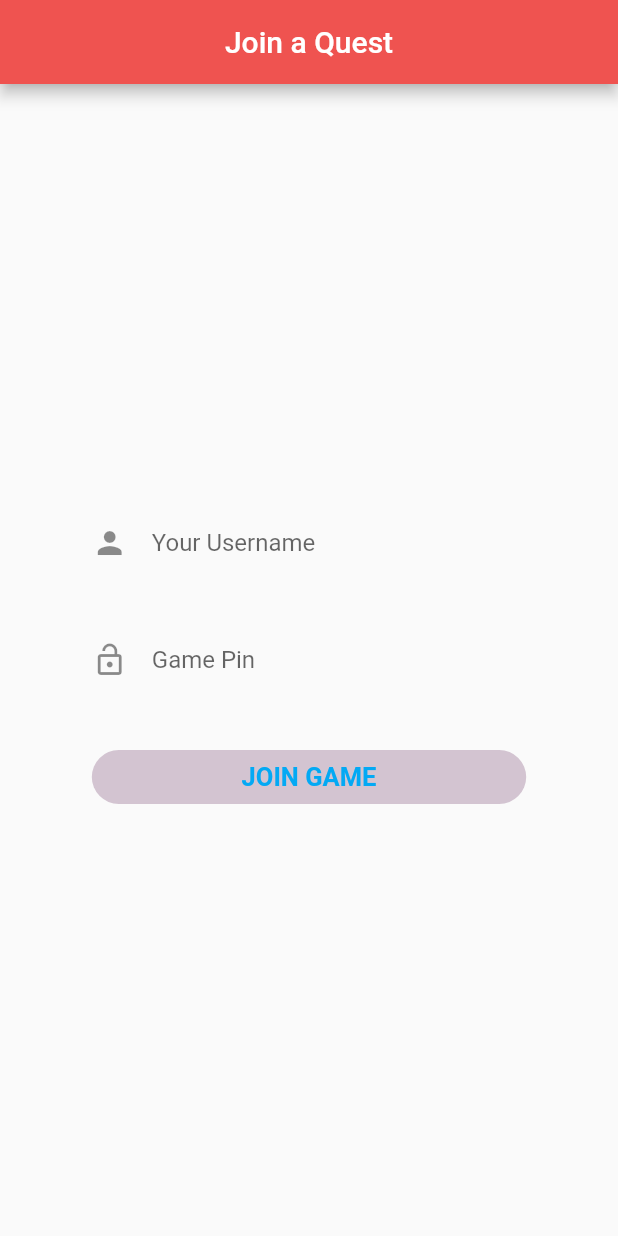
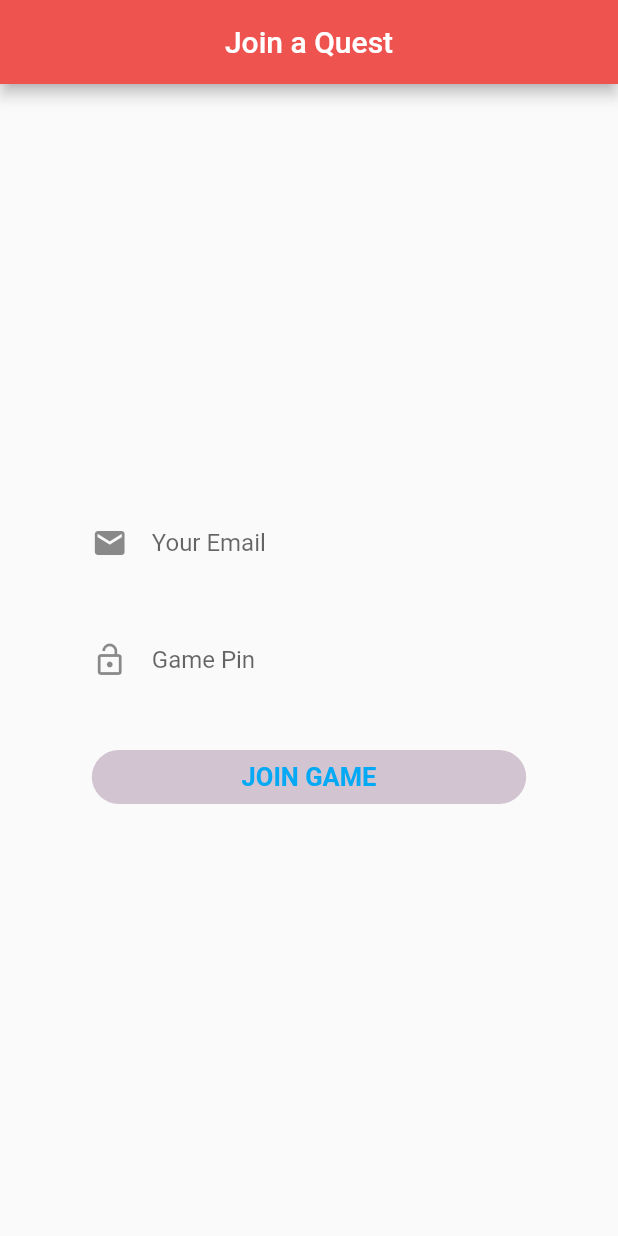
Before and after one commit to DisQuest/DisQuest, a Flutter app: the screen it shows after launch, after a tap on "JOIN GAME", on a phone screen of 412 x 824 dp. Run offline on Flutter 3.47's test engine with Material 2 defaults, Android fonts, the phone set to English and light mode, and no system bars; our stand-ins replace camera, cloud_firestore, firebase_auth, firebase_storage, fluttertoast, image_picker and 1 more; accounts and stored records are empty.

Commit message:
changed username to email in joingame

```diff
--- a/DisQuest/lib/joingame_new.dart
+++ b/DisQuest/lib/joingame_new.dart
@@ -37,10 +37,10 @@ class JoinGameNew extends StatelessWidget {
                   controller: usernameController,
                   decoration: InputDecoration(
                     icon: Icon(
-                      Icons.person,
+                      Icons.email,
                       //color: kPrimaryColor,
                     ),
-                    hintText: "Your Username",
+                    hintText: "Your Email",
                     border: InputBorder.none,
                   ),
                 ),
```
